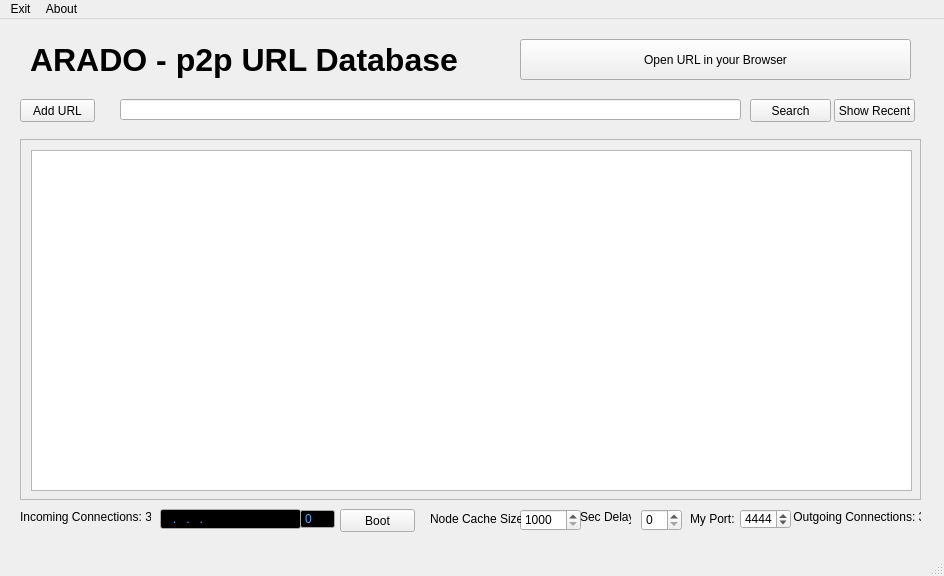
Above: ui/aradomain.ui from berndhs/arado before the change. Below: the same form after it.
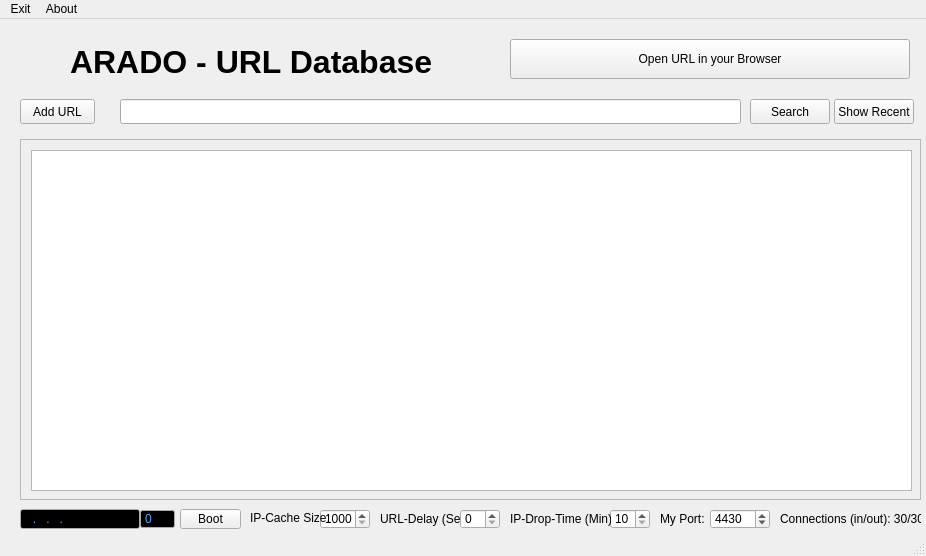
That is the form after the change.

Commit message: added minutes variable to drop an IP- device. added tooltips.

Patch:
```diff
--- a/ui/aradomain.ui
+++ b/ui/aradomain.ui
@@ -6,8 +6,8 @@
    <rect>
     <x>0</x>
     <y>0</y>
-    <width>944</width>
-    <height>576</height>
+    <width>926</width>
+    <height>556</height>
    </rect>
   </property>
   <property name="windowTitle">
@@ -20,7 +20,7 @@
       <x>20</x>
       <y>80</y>
       <width>75</width>
-      <height>23</height>
+      <height>25</height>
      </rect>
     </property>
     <property name="text">
@@ -32,8 +32,8 @@
      <rect>
       <x>750</x>
       <y>80</y>
-      <width>81</width>
-      <height>23</height>
+      <width>80</width>
+      <height>25</height>
      </rect>
     </property>
     <property name="text">
@@ -45,8 +45,8 @@
      <rect>
       <x>834</x>
       <y>80</y>
-      <width>81</width>
-      <height>23</height>
+      <width>80</width>
+      <height>25</height>
      </rect>
     </property>
     <property name="text">
@@ -92,17 +92,17 @@
       <x>120</x>
       <y>80</y>
       <width>621</width>
-      <height>21</height>
+      <height>25</height>
      </rect>
     </property>
    </widget>
    <widget class="QLabel" name="label">
     <property name="geometry">
      <rect>
-      <x>30</x>
+      <x>70</x>
       <y>20</y>
-      <width>471</width>
-      <height>41</height>
+      <width>400</width>
+      <height>45</height>
      </rect>
     </property>
     <property name="font">
@@ -113,15 +113,15 @@
      </font>
     </property>
     <property name="text">
-     <string>ARADO - p2p URL Database</string>
+     <string>ARADO - URL Database</string>
     </property>
    </widget>
    <widget class="QLineEdit" name="AddIP">
     <property name="geometry">
      <rect>
-      <x>160</x>
+      <x>20</x>
       <y>490</y>
-      <width>141</width>
+      <width>120</width>
       <height>20</height>
      </rect>
     </property>
@@ -189,6 +189,14 @@
       </disabled>
      </palette>
     </property>
+    <property name="font">
+     <font>
+      <kerning>true</kerning>
+     </font>
+    </property>
+    <property name="toolTip">
+     <string>Enter any online  IP-Adress of your network, if the IP-cache is empty.</string>
+    </property>
     <property name="inputMask">
      <string>999.999.999.999; </string>
     </property>
@@ -196,7 +204,7 @@
    <widget class="QSpinBox" name="AddIPPort">
     <property name="geometry">
      <rect>
-      <x>300</x>
+      <x>140</x>
       <y>490</y>
       <width>35</width>
       <height>20</height>
@@ -276,50 +284,46 @@
    <widget class="QPushButton" name="pushButton">
     <property name="geometry">
      <rect>
-      <x>340</x>
-      <y>490</y>
-      <width>75</width>
-      <height>23</height>
-     </rect>
-    </property>
-    <property name="text">
-     <string>Boot</string>
-    </property>
-   </widget>
-   <widget class="QLabel" name="label_2">
-    <property name="geometry">
-     <rect>
-      <x>20</x>
-      <y>490</y>
-      <width>131</width>
-      <height>16</height>
-     </rect>
-    </property>
-    <property name="text">
-     <string>Incoming Connections: 30</string>
-    </property>
-   </widget>
-   <widget class="QLabel" name="label_3">
-    <property name="geometry">
-     <rect>
-      <x>790</x>
-      <y>490</y>
-      <width>131</width>
-      <height>16</height>
-     </rect>
-    </property>
-    <property name="text">
-     <string> Outgoing Connections: 30</string>
-    </property>
-   </widget>
-   <widget class="QSpinBox" name="Nodecachesize">
-    <property name="geometry">
-     <rect>
-      <x>520</x>
+      <x>180</x>
       <y>490</y>
       <width>61</width>
-      <height>22</height>
+      <height>20</height>
      </rect>
+    </property>
+    <property name="toolTip">
+     <string>Boot with an IP+Port, if the IP-cache is empty or outdated.</string>
+    </property>
+    <property name="text">
+     <string>Boot</string>
+    </property>
+   </widget>
+   <widget class="QLabel" name="labelconnections">
+    <property name="geometry">
+     <rect>
+      <x>780</x>
+      <y>490</y>
+      <width>141</width>
+      <height>20</height>
+     </rect>
+    </property>
+    <property name="toolTip">
+     <string>Shows how many incoming and outgoing connections are established (maximum = 30). If connections = 0, please add one online IP+Port and press the boot button to connect and fill the IP-cache.</string>
+    </property>
+    <property name="text">
+     <string>Connections (in/out): 30/30</string>
+    </property>
+   </widget>
+   <widget class="QSpinBox" name="ipcachesize">
+    <property name="geometry">
+     <rect>
+      <x>320</x>
+      <y>490</y>
+      <width>50</width>
+      <height>20</height>
+     </rect>
+    </property>
+    <property name="toolTip">
+     <string>Amount of IP-adresses in your IP-cache (1500-5000). Rise up, if all IP-adresses are outdated or offline and connections fail after a start.  Then each minute a request is sent to the boot-IP-connections, to fill the cache for 100%.</string>
     </property>
     <property name="minimum">
      <number>1000</number>
@@ -331,23 +335,23 @@
    <widget class="QLabel" name="label_4">
     <property name="geometry">
      <rect>
-      <x>430</x>
-      <y>490</y>
-      <width>91</width>
+      <x>250</x>
+      <y>489</y>
+      <width>81</width>
       <height>20</height>
      </rect>
     </property>
     <property name="text">
-     <string>Node Cache Size:</string>
+     <string>IP-Cache Size:</string>
     </property>
    </widget>
    <widget class="QPushButton" name="pushButton_2">
     <property name="geometry">
      <rect>
-      <x>520</x>
+      <x>510</x>
       <y>20</y>
-      <width>391</width>
-      <height>41</height>
+      <width>400</width>
+      <height>40</height>
      </rect>
     </property>
     <property name="text">
@@ -357,7 +361,7 @@
    <widget class="QLabel" name="label_5">
     <property name="geometry">
      <rect>
-      <x>690</x>
+      <x>660</x>
       <y>490</y>
       <width>51</width>
       <height>20</height>
@@ -370,9 +374,9 @@
    <widget class="QSpinBox" name="myPort">
     <property name="geometry">
      <rect>
-      <x>740</x>
+      <x>710</x>
       <y>490</y>
-      <width>51</width>
+      <width>60</width>
       <height>20</height>
      </rect>
     </property>
@@ -380,30 +384,65 @@
      <number>65535</number>
     </property>
     <property name="value">
-     <number>4444</number>
+     <number>4430</number>
     </property>
    </widget>
    <widget class="QSpinBox" name="spinBox">
     <property name="geometry">
      <rect>
-      <x>641</x>
+      <x>460</x>
       <y>490</y>
-      <width>41</width>
-      <height>22</height>
+      <width>40</width>
+      <height>20</height>
      </rect>
     </property>
    </widget>
    <widget class="QLabel" name="label_6">
     <property name="geometry">
      <rect>
-      <x>580</x>
+      <x>380</x>
       <y>490</y>
-      <width>51</width>
-      <height>16</height>
+      <width>81</width>
+      <height>20</height>
      </rect>
     </property>
     <property name="text">
-     <string>Sec Delay:</string>
+     <string>URL-Delay (Sec):</string>
+    </property>
+   </widget>
+   <widget class="QSpinBox" name="ipdrop">
+    <property name="geometry">
+     <rect>
+      <x>610</x>
+      <y>490</y>
+      <width>40</width>
+      <height>20</height>
+     </rect>
+    </property>
+    <property name="toolTip">
+     <string>IP-connections of your devices are dropped for sync-balancing reasons each X minutes (10-30).</string>
+    </property>
+    <property name="locale">
+     <locale language="German" country="Germany"/>
+    </property>
+    <property name="minimum">
+     <number>10</number>
+    </property>
+    <property name="maximum">
+     <number>30</number>
+    </property>
+   </widget>
+   <widget class="QLabel" name="labelipdrop">
+    <property name="geometry">
+     <rect>
+      <x>510</x>
+      <y>490</y>
+      <width>101</width>
+      <height>20</height>
+     </rect>
+    </property>
+    <property name="text">
+     <string>IP-Drop-Time (Min):</string>
     </property>
    </widget>
   </widget>
@@ -412,7 +451,7 @@
     <rect>
      <x>0</x>
      <y>0</y>
-     <width>944</width>
+     <width>926</width>
      <height>21</height>
     </rect>
    </property>
```
Left out of the diff: 57 changed lines with no effect on the pictures.
